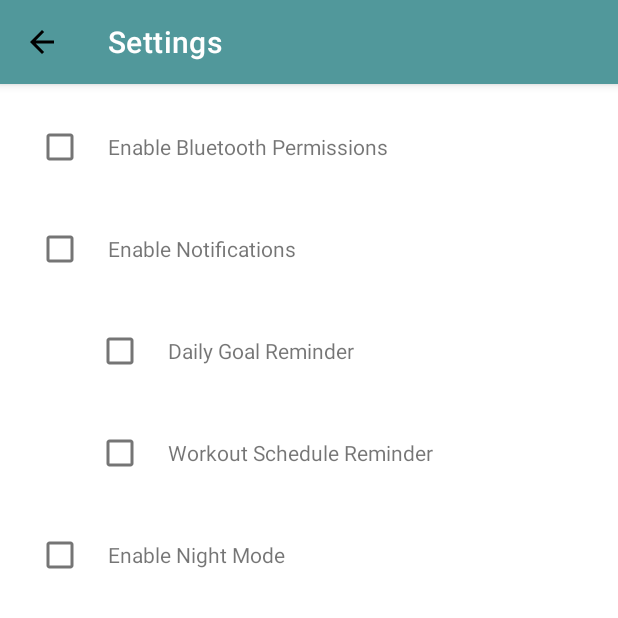
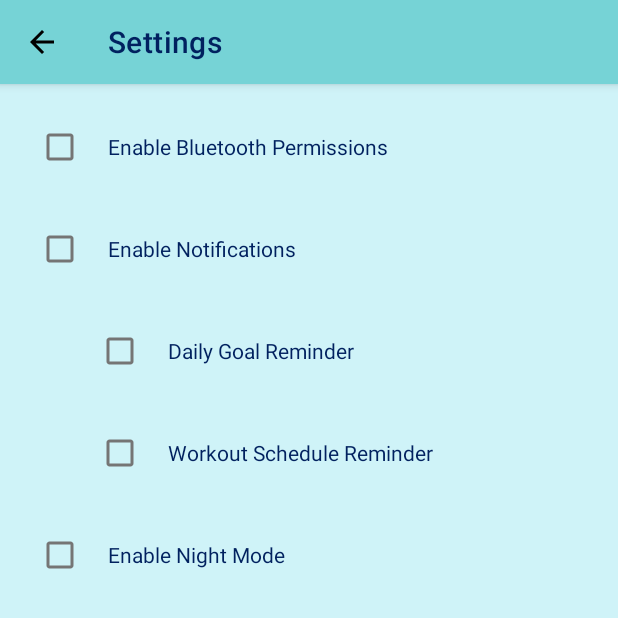
Before and after one commit to SeanBakker/ADAPT-Ankle-Brace, an Android app: the SettingsActivity screen opened directly, with no data from a screen before it, on a phone screen of 412 x 824 dp, the top half of it. Run offline under Robolectric (Android 15) with nearby library versions, the phone set to English and light mode, and no system bars.

Commit message:
Updated themes & colours

```diff
--- a/app/src/main/res/layout/activity_main.xml
+++ b/app/src/main/res/layout/activity_main.xml
@@ -21,6 +21,7 @@
                 android:layout_height="?attr/actionBarSize"
                 android:background="?attr/colorPrimary"
                 android:title="@string/app_name"
+                app:titleTextColor="?attr/colorOnPrimary"
                 android:theme="@style/ThemeOverlay.AppCompat.Dark.ActionBar" />
         </com.google.android.material.appbar.AppBarLayout>
 
--- a/app/src/main/res/layout/settings.xml
+++ b/app/src/main/res/layout/settings.xml
@@ -21,6 +21,8 @@
                 android:layout_width="match_parent"
                 android:layout_height="?attr/actionBarSize"
                 android:background="?attr/colorPrimary"
+                android:title="@string/settings"
+                app:titleTextColor="?attr/colorOnPrimary"
                 app:navigationIcon="@drawable/baseline_arrow_back_24"
                 android:theme="@style/ThemeOverlay.AppCompat.Dark.ActionBar" />
         </com.google.android.material.appbar.AppBarLayout>
@@ -53,6 +55,7 @@
                     android:layout_height="wrap_content"
                     android:layout_weight="1"
                     android:text="Enable Bluetooth Permissions"
+                    android:textAppearance="@style/TextAppearance"
                     android:layout_marginStart="8dp" />
             </LinearLayout>
 
@@ -73,6 +76,7 @@
                     android:layout_height="wrap_content"
                     android:layout_weight="1"
                     android:text="Enable Notifications"
+                    android:textAppearance="@style/TextAppearance"
                     android:layout_marginStart="8dp" />
             </LinearLayout>
 
@@ -94,6 +98,7 @@
                     android:layout_height="wrap_content"
                     android:layout_weight="1"
                     android:text="@string/dailyGoalReminder"
+                    android:textAppearance="@style/TextAppearance"
                     android:layout_marginStart="8dp" />
             </LinearLayout>
 
@@ -115,6 +120,7 @@
                     android:layout_height="wrap_content"
                     android:layout_weight="1"
                     android:text="@string/workoutScheduleReminder"
+                    android:textAppearance="@style/TextAppearance"
                     android:layout_marginStart="8dp" />
             </LinearLayout>
 
@@ -135,6 +141,7 @@
                     android:layout_height="wrap_content"
                     android:layout_weight="1"
                     android:text="Enable Night Mode"
+                    android:textAppearance="@style/TextAppearance"
                     android:layout_marginStart="8dp" />
             </LinearLayout>
 
--- a/app/src/main/res/values-night/themes.xml
+++ b/app/src/main/res/values-night/themes.xml
@@ -2,14 +2,21 @@
     <!-- Base application theme. -->
     <style name="Theme.AdaptAnkleBrace" parent="Theme.MaterialComponents.DayNight.NoActionBar">
         <!-- Primary brand color. -->
-        <item name="colorPrimary">@color/purple_2</item>
-        <item name="colorPrimaryVariant">@color/purple_1</item>
-        <item name="colorOnPrimary">@color/black</item>
+        <item name="colorPrimary">@color/nightPrimary</item>
+        <item name="colorPrimaryVariant">@color/nightPrimaryVariant</item>
+        <item name="colorOnPrimary">@color/nightOnPrimary</item>
         <!-- Secondary brand color. -->
-        <item name="colorSecondary">@color/blue_2</item>
-        <item name="colorSecondaryVariant">@color/blue_3</item>
-        <item name="colorOnSecondary">@color/black</item>
+        <item name="colorSecondary">@color/nightSecondary</item>
+        <item name="colorSecondaryVariant">@color/nightSecondaryVariant</item>
+        <item name="colorOnSecondary">@color/nightOnSecondary</item>
+        <!-- Background color. -->
+        <item name="backgroundColor">@color/nightBackground</item>
+        <item name="android:colorBackground">?attr/backgroundColor</item>
         <!-- Status bar color. -->
-        <item name="android:statusBarColor">?attr/colorPrimaryVariant</item>
+        <item name="android:statusBarColor">@color/black</item>
+    </style>
+
+    <style name="TextAppearance" parent="TextAppearance.AppCompat.Body1">
+        <item name="android:textColor">@color/nightOnPrimary</item>
     </style>
 </resources>
--- a/app/src/main/res/values/colors.xml
+++ b/app/src/main/res/values/colors.xml
@@ -1,14 +1,41 @@
 <?xml version="1.0" encoding="utf-8"?>
 <resources>
-    <color name="purple_1">#FFBB86FC</color>
-    <color name="purple_2">#FF6200EE</color>
-    <color name="purple_3">#FF3700B3</color>
-    <color name="blue_1">#B6D7DA</color>
-    <color name="blue_2">#51989B</color>
-    <color name="blue_3">#3D6470</color>
-    <color name="blue_4">#0C2840</color>
-    <color name="teal_200">#FF03DAC5</color>
-    <color name="teal_700">#FF018786</color>
+    <!-- Light Theme -->
+    <color name="lightPrimary">@color/blue_3</color>
+    <color name="lightPrimaryVariant">@color/blue_5</color>
+    <color name="lightOnPrimary">@color/blue_6</color>
+
+    <color name="lightSecondary">@color/purple_3</color>
+    <color name="lightSecondaryVariant">@color/purple_4</color>
+    <color name="lightOnSecondary">@color/black</color>
+
+    <color name="lightBackground">@color/blue_1</color>
+
+    <!-- Night Theme -->
+    <color name="nightPrimary">@color/purple_2</color>
+    <color name="nightPrimaryVariant">@color/purple_3</color>
+    <color name="nightOnPrimary">@color/purple_4</color>
+
+    <color name="nightSecondary">@color/blue_5</color>
+    <color name="nightSecondaryVariant">@color/blue_6</color>
+    <color name="nightOnSecondary">@color/black</color>
+
+    <color name="nightBackground">@color/purple_1</color>
+
+    <!-- Extra Colors -->
+    <color name="purple_1">#D3BAF6</color>
+    <color name="purple_2">#B88BF4</color>
+    <color name="purple_3">#9060F4</color>
+    <color name="purple_4">#D31D0052</color>
+    <color name="blue_1">#CFF3F8</color>
+    <color name="blue_2">#ADF0F4</color>
+    <color name="blue_3">#76D3D6</color>
+    <color name="blue_4">#36B7DB</color>
+    <color name="blue_5">#077BE4</color>
+    <color name="blue_6">#01215F</color>
+    <color name="green_1">#94D65B</color>
+    <color name="green_2">#6DB929</color>
+    <color name="green_3">#2B500B</color>
     <color name="black">#FF000000</color>
     <color name="white">#FFFFFFFF</color>
 </resources>
--- a/app/src/main/res/values/themes.xml
+++ b/app/src/main/res/values/themes.xml
@@ -2,14 +2,21 @@
     <!-- Base application theme. -->
     <style name="Theme.AdaptAnkleBrace" parent="Theme.MaterialComponents.DayNight.NoActionBar">
         <!-- Primary brand color. -->
-        <item name="colorPrimary">@color/blue_2</item>
-        <item name="colorPrimaryVariant">@color/blue_3</item>
-        <item name="colorOnPrimary">@color/white</item>
+        <item name="colorPrimary">@color/lightPrimary</item>
+        <item name="colorPrimaryVariant">@color/lightPrimaryVariant</item>
+        <item name="colorOnPrimary">@color/lightOnPrimary</item>
         <!-- Secondary brand color. -->
-        <item name="colorSecondary">@color/purple_2</item>
-        <item name="colorSecondaryVariant">@color/purple_1</item>
-        <item name="colorOnSecondary">@color/black</item>
+        <item name="colorSecondary">@color/lightSecondary</item>
+        <item name="colorSecondaryVariant">@color/lightSecondaryVariant</item>
+        <item name="colorOnSecondary">@color/lightOnSecondary</item>
+        <!-- Background color. -->
+        <item name="backgroundColor">@color/lightBackground</item>
+        <item name="android:colorBackground">?attr/backgroundColor</item>
         <!-- Status bar color. -->
-        <item name="android:statusBarColor">?attr/colorPrimaryVariant</item>
+        <item name="android:statusBarColor">@color/black</item>
+    </style>
+
+    <style name="TextAppearance" parent="TextAppearance.AppCompat.Body1">
+        <item name="android:textColor">@color/lightOnPrimary</item>
     </style>
 </resources>
```
